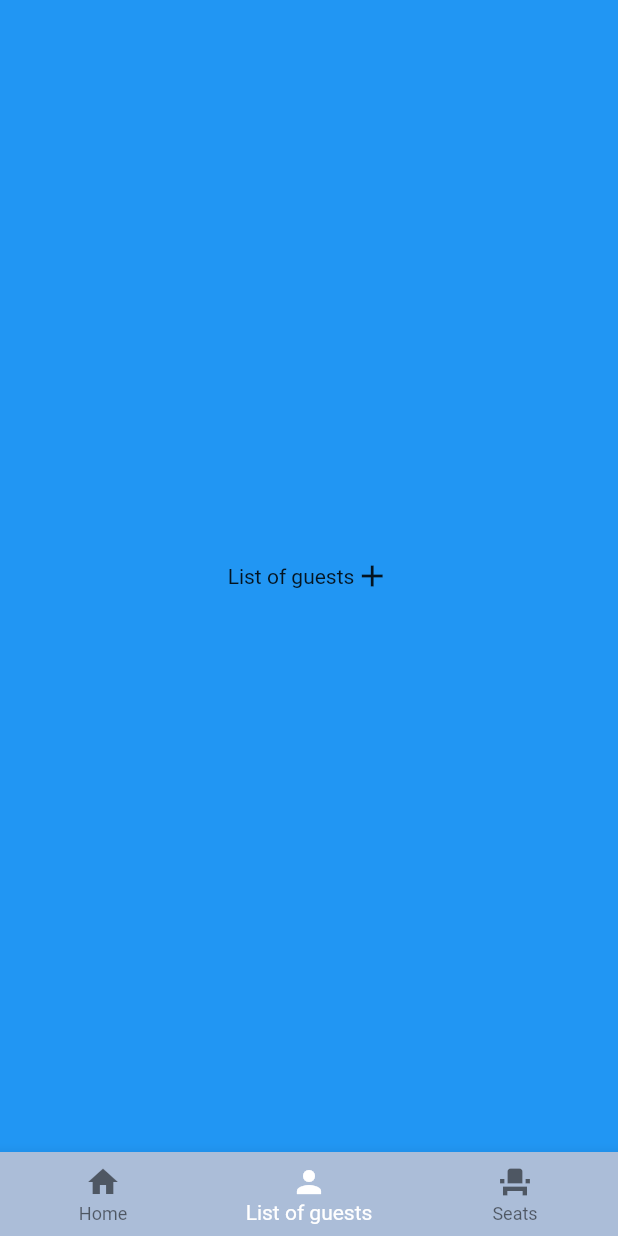
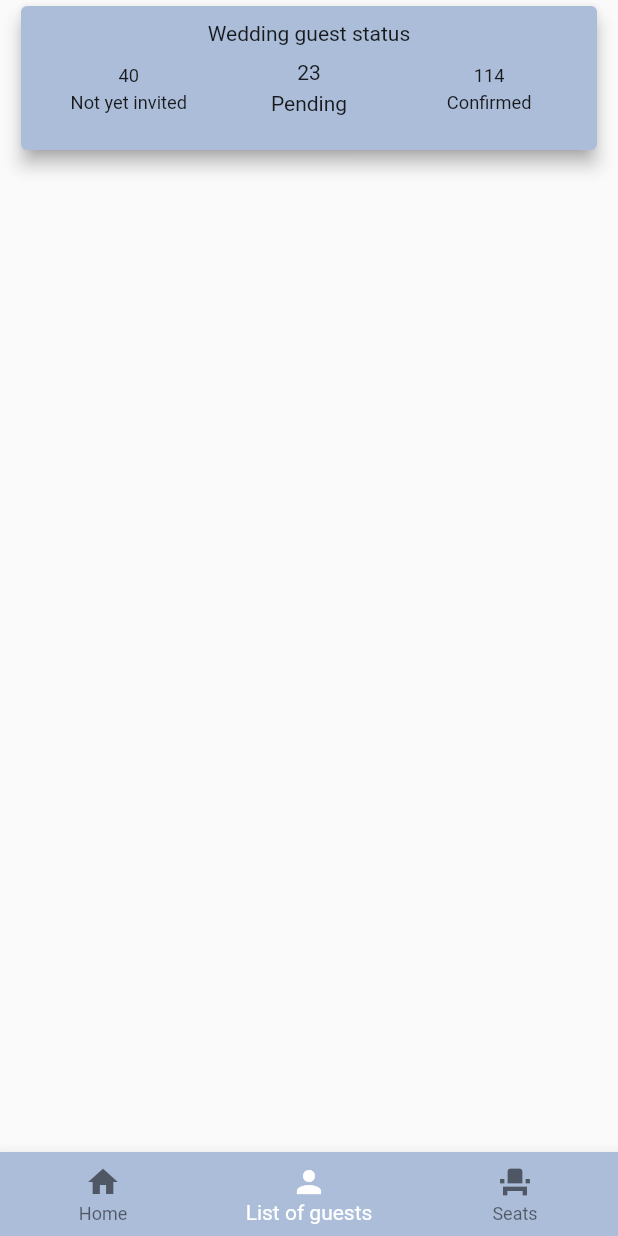
Before and after one commit to ovicristurean/WeddingSeats, a Flutter app: the EventOverviewScreen screen opened directly, item 2 of the bottom bar chosen, on a phone screen of 412 x 824 dp. Run offline on Flutter 3.47's test engine with Material 2 defaults, Android fonts, the phone set to English and light mode, and no system bars; drawn by our look-alikes of carousel_slider; our stand-ins replace flutter_svg, rxdart.

Commit message:
added basic repository, data source, bloc and inherited widget

```diff
--- /dev/null
+++ b/lib/bloc/bloc.dart
@@ -0,0 +1,4 @@
+
+abstract class Bloc {
+  void dispose();
+}
--- /dev/null
+++ b/lib/repository/guest_data_source.dart
@@ -0,0 +1,5 @@
+import 'package:weddings_seats/dto/guests_dto.dart';
+
+abstract class GuestDataSource {
+  Future<GuestsDto> requestGuests();
+}
--- a/lib/ui/screens/list_of_guests_screen.dart
+++ b/lib/ui/screens/list_of_guests_screen.dart
@@ -1,5 +1,6 @@
 import 'package:flutter/cupertino.dart';
 import 'package:flutter/material.dart';
+import 'package:weddings_seats/ui/views/event_guests_status_view.dart';
 
 class ListOfGuests extends StatefulWidget {
   @override
@@ -9,16 +10,11 @@ class ListOfGuests extends StatefulWidget {
 class _ListOfGuestsState extends State<ListOfGuests> {
   @override
   Widget build(BuildContext context) {
-    return Container(
-      color: Colors.blue,
-      child: Center(
-        child: Row(
-          mainAxisAlignment: MainAxisAlignment.center,
-          children: [
-            Text("List of guests"),
-            Icon(Icons.add),
-          ],
-        ),
+    return SafeArea(
+      child: Column(
+        children: [
+          EventGuestsStatusView(),
+        ],
       ),
     );
   }
--- /dev/null
+++ b/lib/ui/views/event_guests_status_view.dart
@@ -0,0 +1,58 @@
+import 'package:carousel_slider/carousel_slider.dart';
+import 'package:flutter/cupertino.dart';
+import 'package:flutter/material.dart';
+import 'package:flutter/widgets.dart';
+import 'package:weddings_seats/ui/views/guest_state_view.dart';
+import 'package:weddings_seats/util/themes.dart';
+
+class EventGuestsStatusView extends StatefulWidget {
+  @override
+  _EventGuestsStatusViewState createState() => _EventGuestsStatusViewState();
+}
+
+class _EventGuestsStatusViewState extends State<EventGuestsStatusView> {
+  @override
+  Widget build(BuildContext context) {
+    return Padding(
+      padding: EdgeInsets.fromLTRB(10, 0, 10, 0),
+      child: Card(
+        color: Themes.LightPrimaryColor,
+        elevation: 5,
+        shadowColor: Colors.grey,
+        child: Padding(
+          padding: EdgeInsets.all(10),
+          child: Column(
+            mainAxisSize: MainAxisSize.min,
+            children: [
+              Text("Wedding guest status"),
+              Padding(
+                padding: EdgeInsets.only(top: 10),
+              ),
+              Container(
+                height: 50,
+                child: CarouselSlider(
+                  items: [
+                    GuestStateView(23, "Pending"),
+                    GuestStateView(114, "Confirmed"),
+                    GuestStateView(40, "Not yet invited"),
+                  ],
+                  options: CarouselOptions(
+                    height: 100,
+                    aspectRatio: 16 / 9,
+                    viewportFraction: 0.33,
+                    initialPage: 0,
+                    enableInfiniteScroll: true,
+                    reverse: false,
+                    autoPlayCurve: Curves.fastOutSlowIn,
+                    enlargeCenterPage: true,
+                    scrollDirection: Axis.horizontal,
+                  ),
+                ),
+              ),
+            ],
+          ),
+        ),
+      ),
+    );
+  }
+}
--- /dev/null
+++ b/lib/ui/views/guest_state_view.dart
@@ -0,0 +1,27 @@
+import 'package:flutter/cupertino.dart';
+import 'package:flutter/widgets.dart';
+
+class GuestStateView extends StatefulWidget {
+  int number;
+  String state;
+
+  GuestStateView(this.number, this.state);
+
+  @override
+  _GuestStateViewState createState() => _GuestStateViewState();
+}
+
+class _GuestStateViewState extends State<GuestStateView> {
+  @override
+  Widget build(BuildContext context) {
+    return Column(
+      children: [
+        Text(widget.number.toString()),
+        Padding(
+          padding: EdgeInsets.only(bottom: 5),
+        ),
+        Text(widget.state),
+      ],
+    );
+  }
+}
--- a/pubspec.yaml
+++ b/pubspec.yaml
@@ -24,6 +24,8 @@ dependencies:
   flutter:
     sdk: flutter
   flutter_svg: ^0.19.0
+  carousel_slider: ^2.3.1
+  rxdart: ^0.22.0
 
   # The following adds the Cupertino Icons font to your application.
   # Use with the CupertinoIcons class for iOS style icons.
```
Also changed, not shown: lib/bloc/wedding_seats_bloc.dart (added, +27 -0 lines), lib/dto/guests_dto.dart (added, +15 -0 lines), lib/inherited/inherited_wedding_data.dart (added, +18 -0 lines), lib/mapper/dto_to_model_mapper.dart (added, +13 -0 lines), lib/repository/guest_repository.dart (added, +13 -0 lines), lib/ui/views/guest_view.dart (added, +20 -0 lines), pubspec.lock.
